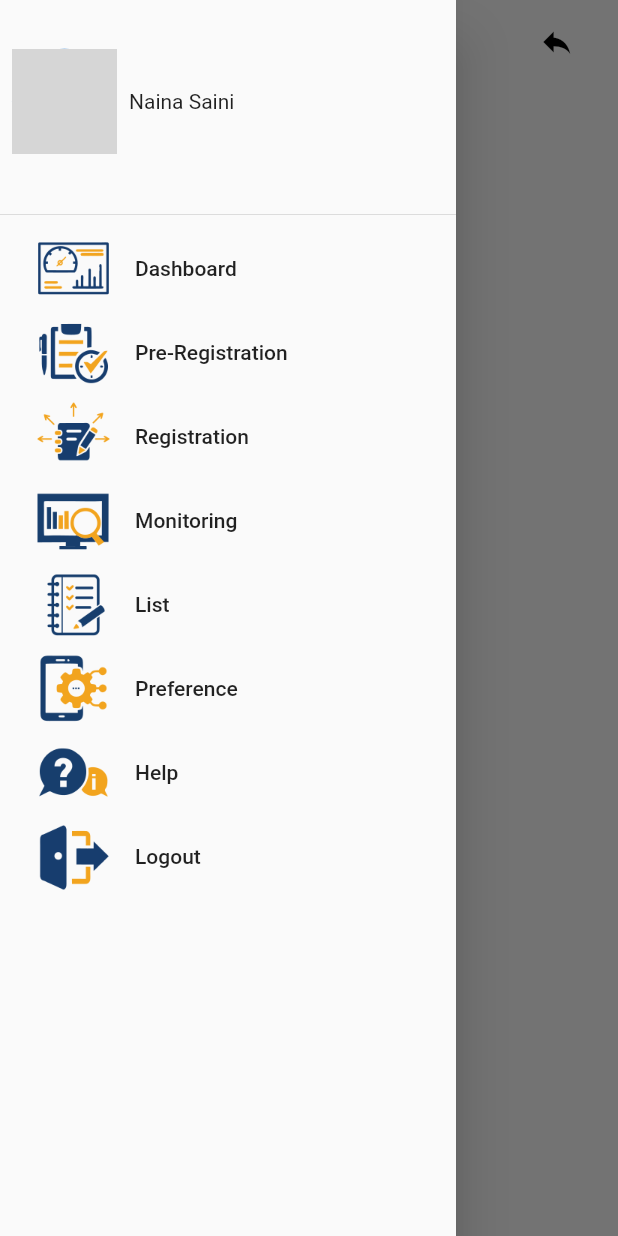
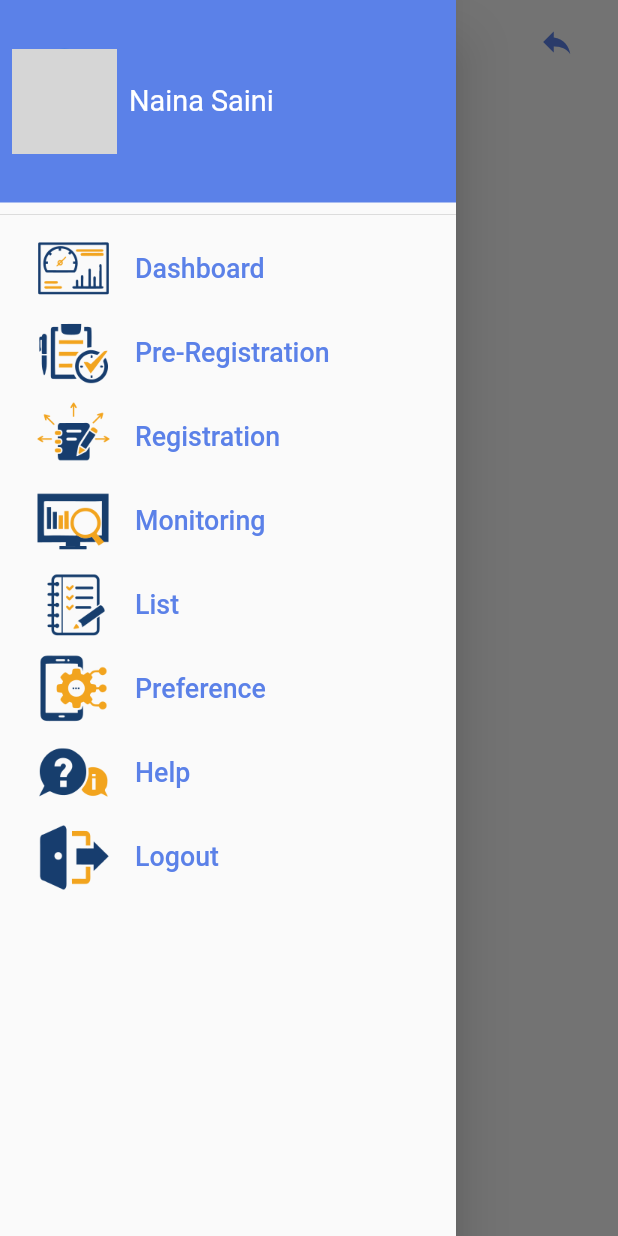
Before and after one commit to rocksolid911/helioz, a Flutter app: the DashBoard screen opened by its route, with the side drawer open, on a phone screen of 412 x 824 dp. Run offline on Flutter 3.47's test engine with Material 2 defaults, Android fonts, the phone set to English and light mode, and no system bars; our stand-ins replace flutter_svg, sizer; network calls fail; grey boxes are pictures that could not be loaded.

Commit message:
text colors modified

```diff
--- a/lib/Home/Dashboard/screens/dashboard.dart
+++ b/lib/Home/Dashboard/screens/dashboard.dart
@@ -2,7 +2,7 @@ import 'package:flutter/material.dart';
 import 'package:helioz/common/Drawer/widgets/drawer.dart';
 
 import 'package:sizer/sizer.dart';
-final  menuScreenKey = GlobalKey(debugLabel: 'MenuScreen');
+
 class DashBoard extends StatefulWidget {
    const DashBoard({Key? key}) : super(key: key);
 
@@ -18,12 +18,12 @@ class _DashBoardState extends State<DashBoard> {
     return Scaffold(
       key: _drawerkey,
       appBar: AppBar(
-        title: const Text("Dashboard",style: TextStyle(color: Colors.black),),
-        iconTheme: const IconThemeData(color: Colors.black),
+        title: const Text("Dashboard",style: TextStyle(color: Color(0xFF5B81E8)),),
+        iconTheme: const IconThemeData(color: Color(0xFF5B81E8)),
         backgroundColor: Colors.transparent,
         elevation: 0.0,
         actions: [
-          const Icon(Icons.reply,color: Colors.black,),
+          const Icon(Icons.reply,color: Color(0xFF5B81E8),),
           SizedBox(
             width: 7.w,
           ),
--- a/lib/common/Drawer/widgets/drawer.dart
+++ b/lib/common/Drawer/widgets/drawer.dart
@@ -18,7 +18,7 @@ class myDrawer extends StatelessWidget {
           height: 50,
           width: 50,
         ),
-        title: const Text('Dashboard'),
+        title:  Text('Dashboard',style: TextStyle(fontSize: 13.sp,color: const Color(0xFF5B81E8)),),
         onTap: () {
           Navigator.pop(context);
           Navigator.pushNamed(context, '/dashboard');
@@ -31,7 +31,7 @@ class myDrawer extends StatelessWidget {
           width: 50,
         ),
         //title: Text('TimeTable_Teacher'),
-        title: const Text("Pre-Registration"),
+        title:  Text("Pre-Registration",style: TextStyle(fontSize: 13.sp,color: const Color(0xFF5B81E8)),),
         onTap: () {
           Navigator.pop(context);
           Navigator.pushNamed(context, '/pre-reg');
@@ -44,7 +44,7 @@ class myDrawer extends StatelessWidget {
           width: 50,
         ),
         //title: Text('TimeTable_Teacher'),
-        title: const Text("Registration"),
+        title: Text("Registration",style: TextStyle(fontSize: 13.sp,color: const Color(0xFF5B81E8)),),
         onTap: () {
           Navigator.pop(context);
          Navigator.pushNamed(context, "/reg");
@@ -56,7 +56,7 @@ class myDrawer extends StatelessWidget {
           height: 50,
           width: 50,
         ),
-        title: const Text('Monitoring'),
+        title: Text('Monitoring',style: TextStyle(fontSize: 13.sp,color: const Color(0xFF5B81E8)),),
         onTap: () {
           Navigator.pop(context);
           Navigator.pushNamed(context, '/assignment_teacher_main');
@@ -68,10 +68,10 @@ class myDrawer extends StatelessWidget {
           height: 50,
           width: 50,
         ),
-        title: const Text('List'),
+        title:  Text('List',style: TextStyle(fontSize: 13.sp,color: const Color(0xFF5B81E8)),),
         onTap: () {
           Navigator.pop(context);
-          Navigator.pushNamed(context, '/test');
+          Navigator.pushNamed(context, '/list');
         },
       ),
       ListTile(
@@ -80,13 +80,12 @@ class myDrawer extends StatelessWidget {
           height: 50,
           width: 50,
         ),
-        title: const Text('Preference'),
+        title:  Text('Preference',style: TextStyle(fontSize: 13.sp,color: const Color(0xFF5B81E8)),),
         onTap: () {
           Navigator.pop(context);
           Navigator.pushNamed(context, '/circular');
         },
       ),
-
 
       ListTile(
         leading: Image.asset(
@@ -94,7 +93,7 @@ class myDrawer extends StatelessWidget {
           height: 50,
           width: 50,
         ),
-        title: const Text('Help'),
+        title:  Text('Help',style: TextStyle(fontSize: 13.sp,color: const Color(0xFF5B81E8)),),
         onTap: () {
           Navigator.pop(context);
           Navigator.pushNamed(context, "/assmain");
@@ -106,10 +105,10 @@ class myDrawer extends StatelessWidget {
           height: 50,
           width: 50,
         ),
-        title: const Text('Logout'),
+        title:  Text('Logout',style: TextStyle(fontSize: 13.sp,color: const Color(0xFF5B81E8)),),
         onTap: () {
           Navigator.pop(context);
-          Navigator.pushNamed(context, "/studentAssignment");
+          Navigator.pushNamed(context, "/login");
         },
       ),
 
@@ -121,12 +120,12 @@ class myDrawer extends StatelessWidget {
             Container(
               height: 135,
               width: double.infinity,
-             // color: Colors.pinkAccent,
+             color: Color(0xFF5B81E8),
               child: Padding(
                 padding: EdgeInsets.only(left: 8),
                 child: Row(
-                  children: const [
-                    CircleAvatar(
+                  children: [
+                    const CircleAvatar(
                       //backgroundColor: Colors.pinkAccent,
                       radius: 35,
                       backgroundImage: NetworkImage(
@@ -138,7 +137,7 @@ class myDrawer extends StatelessWidget {
                     ),
                     Padding(
                       padding: EdgeInsets.only(left: 8),
-                      child: Text("Naina Saini"),
+                      child: Text("Naina Saini",style: TextStyle(fontSize: 14.sp,color: Colors.white),),
                     ),
                   ],
                 ),
--- a/lib/route.dart
+++ b/lib/route.dart
@@ -3,6 +3,8 @@ import 'package:helioz/Auth/Login/Screen/loginscreen.dart';
 import 'package:helioz/Auth/Login/Screen/signupscreen.dart';
 import 'package:helioz/Auth/Registration/Screen/registration_screen.dart';
 import 'package:helioz/Home/Dashboard/screens/dashboard.dart';
+import 'package:helioz/Home/Pre_registration/Screen/pre_registration_screen.dart';
+import 'package:helioz/Listing/Screen/listing_household_screen.dart';
 
 import 'common/splash/screen/splash.dart';
 
@@ -32,7 +34,14 @@ class RouteGenerator {
         return MaterialPageRoute(
           builder: (_) =>  const RegistrationScreen(),
         );
-
+      case '/list':
+        return MaterialPageRoute(
+          builder: (_) =>  const ListHouseHoldScreen(),
+        );
+      case '/pre-reg':
+        return MaterialPageRoute(
+          builder: (_) =>  const PreRegistrationScreen(),
+        );
         // If args is not of the correct type, return an error page.
         // You can also throw an exception while in development.
         return _errorRoute();
```
Also changed, not shown: lib/Auth/Registration/Screen/registration_screen.dart (+3 -12 lines), lib/Home/Pre_registration/Screen/pre_registration_screen.dart (+18 -14 lines), lib/Listing/Screen/listing_household_screen.dart (+22 -0 lines).
